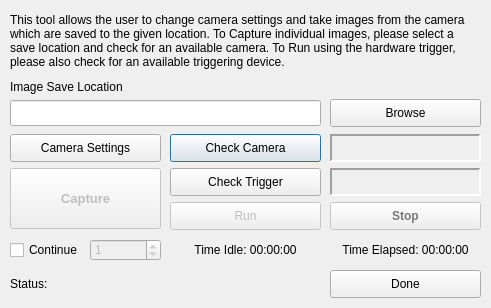
Above: gui/dialogImageCapture.ui from Spinarakk/defectmonitor before the change. Below: the same form after it.
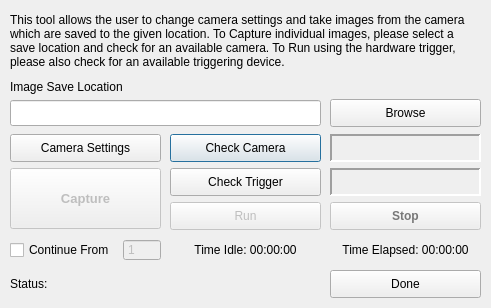
That is the form after the change. Icons and pictures are not drawn.

Commit message: - Added right click context menus to the 4 tab labels that allow the user to open the image in their folder or in another image viewer - Added another tab that serves as a video feed of the attached camera (no functionality yet) - Copied the timer and continue from checkbox from the ImageCapture dialog window to the MainWindow - Changed the resizeEvent method from monitoring the label to instead the MainWindow's resizeEvent so that the minimize and maximize buttons cause the picture to resize correctly

What changed in the file:
```diff
--- a/gui/dialogImageCapture.ui
+++ b/gui/dialogImageCapture.ui
@@ -349,25 +349,28 @@
    </property>
    <property name="geometry">
     <rect>
-     <x>90</x>
+     <x>123</x>
      <y>239</y>
-     <width>71</width>
+     <width>38</width>
      <height>22</height>
     </rect>
    </property>
-   <property name="maximum">
-    <number>10000</number>
+   <property name="buttonSymbols">
+    <enum>QAbstractSpinBox::NoButtons</enum>
    </property>
-   <property name="value">
+   <property name="minimum">
     <number>1</number>
    </property>
+   <property name="maximum">
+    <number>9999</number>
+   </property>
   </widget>
   <widget class="QCheckBox" name="checkContinue">
    <property name="geometry">
     <rect>
      <x>10</x>
      <y>236</y>
-     <width>81</width>
+     <width>111</width>
      <height>28</height>
     </rect>
    </property>
@@ -375,7 +378,7 @@
     <string>Check this box to continue layer number labelling from the entered number.</string>
    </property>
    <property name="text">
-    <string>Continue</string>
+    <string>Continue From</string>
    </property>
   </widget>
  </widget>
```
The commit also changes 8 other files.
